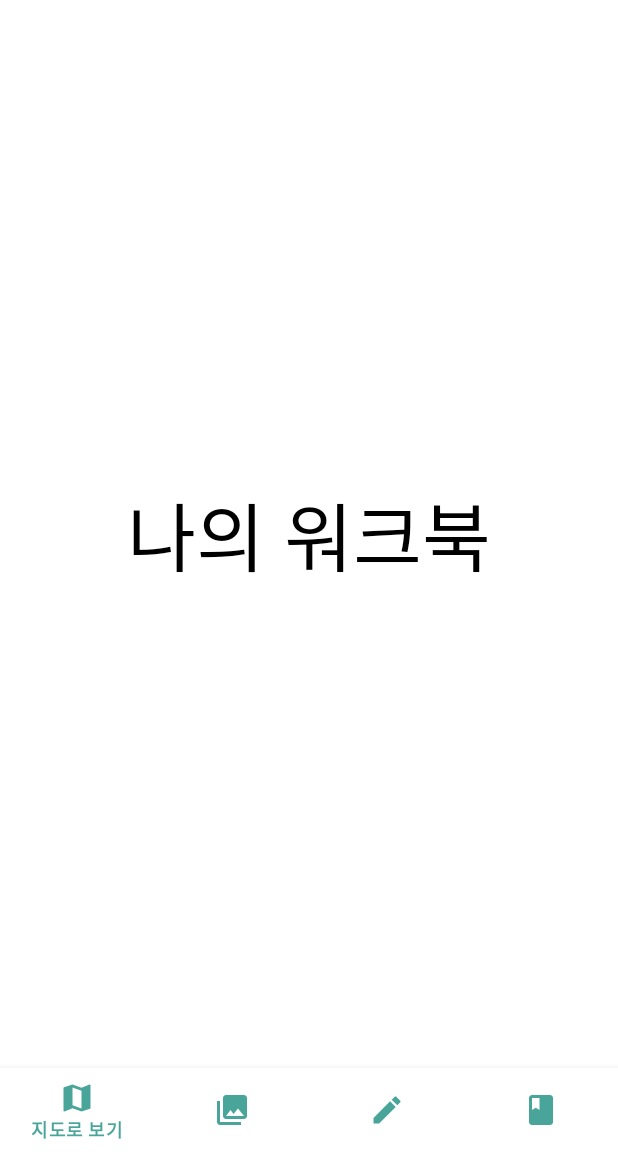
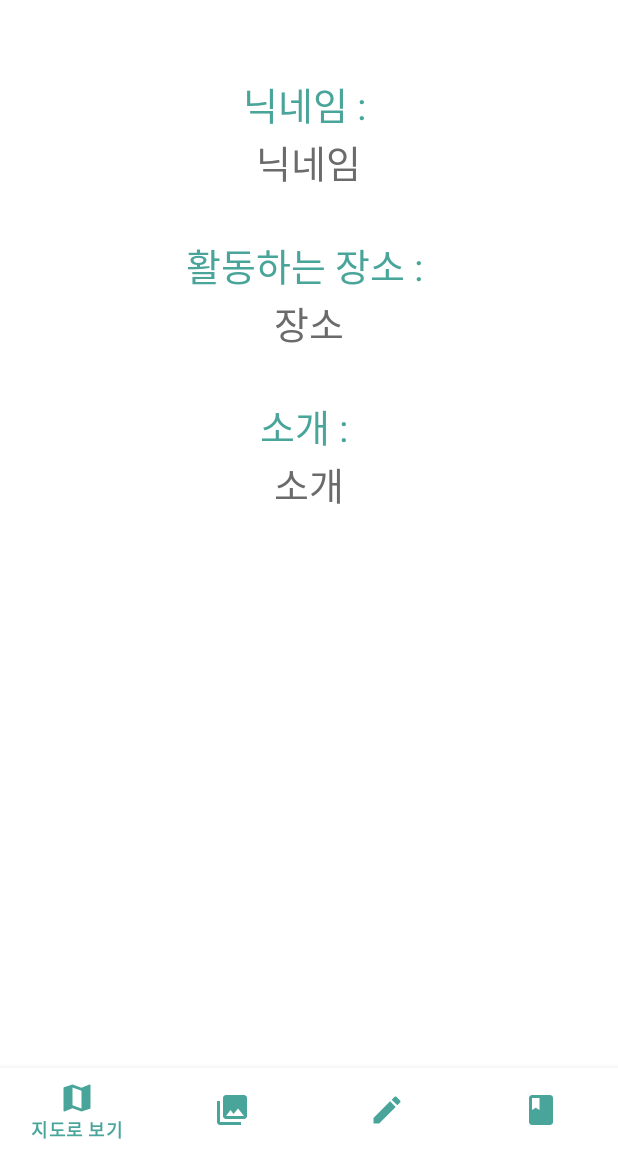
Before and after one commit to walkbook/walkbook-android, an Android app: the fragment ProfileFragment placed in its activity, on a phone screen of 412 x 824 dp, the part 84-1236 px from its top. Run offline under Robolectric (Android 15) with nearby library versions, the phone set to English and light mode, and no system bars; libraries missing offline, so code that uses them is left out: com.yanzhenjie.permission, net.daum.mf; 6 statements that could not run were skipped.

Commit message:
Get user info from sharedPreferences and show on Profile

```diff
--- a/app/src/main/java/com/example/walkbookandroid/ProfileFragment.java
+++ b/app/src/main/java/com/example/walkbookandroid/ProfileFragment.java
@@ -1,16 +1,41 @@
 package com.example.walkbookandroid;
 
+import android.app.Activity;
+import android.content.SharedPreferences;
 import android.os.Bundle;
 import android.view.LayoutInflater;
 import android.view.View;
 import android.view.ViewGroup;
+import android.widget.TextView;
 
 import androidx.annotation.NonNull;
 import androidx.annotation.Nullable;
 import androidx.fragment.app.Fragment;
 
 public class ProfileFragment extends Fragment {
+    MainActivity activity;
+
+    TextView nicknameTextView;
+    TextView locationTextView;
+    TextView introductionTextView;
+
     public View onCreateView(@NonNull LayoutInflater inflater, @Nullable ViewGroup container, @Nullable Bundle savedInstanceState) {
-        return inflater.inflate(R.layout.fragment_profile, container, false);
+        ViewGroup rootView = (ViewGroup) inflater.inflate(R.layout.fragment_profile, container, false);
+        activity = (MainActivity) container.getContext();
+
+        nicknameTextView = rootView.findViewById(R.id.nicknameTextView);
+        locationTextView = rootView.findViewById(R.id.locationTextView);
+        introductionTextView = rootView.findViewById(R.id.introductionTextView);
+
+        SharedPreferences pref = activity.getSharedPreferences("auth", Activity.MODE_PRIVATE);
+
+        if ((pref != null) && (pref.contains("token"))) {
+            String[] addrStr = pref.getString("location", "").split(" ");
+            nicknameTextView.setText(pref.getString("nickname", ""));
+            locationTextView.setText(addrStr[0] + " " + addrStr[1]);
+            introductionTextView.setText(pref.getString("introduction", ""));
+        }
+
+        return rootView;
     }
 }
--- a/app/src/main/res/layout/fragment_profile.xml
+++ b/app/src/main/res/layout/fragment_profile.xml
@@ -1,19 +1,62 @@
 <?xml version="1.0" encoding="utf-8"?>
 <androidx.constraintlayout.widget.ConstraintLayout xmlns:android="http://schemas.android.com/apk/res/android"
     xmlns:app="http://schemas.android.com/apk/res-auto"
+    xmlns:tools="http://schemas.android.com/tools"
     android:layout_width="match_parent"
     android:layout_height="match_parent">
 
-    <TextView
-        android:id="@+id/textView_map"
-        android:layout_width="wrap_content"
+    <LinearLayout
+        android:layout_width="match_parent"
         android:layout_height="wrap_content"
-        android:text="나의 워크북"
-        android:textSize="50dp"
-        android:textColor="@color/black"
-        app:layout_constraintBottom_toBottomOf="parent"
-        app:layout_constraintLeft_toLeftOf="parent"
-        app:layout_constraintRight_toRightOf="parent"
-        app:layout_constraintTop_toTopOf="parent" />
+        android:orientation="vertical"
+        android:gravity="center"
+        android:padding="50dp"
+        tools:ignore="MissingConstraints">
+
+        <TextView
+            android:layout_width="wrap_content"
+            android:layout_height="wrap_content"
+            android:text="닉네임 : "
+            android:textColor="@color/colorPrimaryDark"
+            android:textSize="25sp" />
+        <TextView
+            android:id="@+id/nicknameTextView"
+            android:layout_width="wrap_content"
+            android:layout_height="wrap_content"
+            android:text="닉네임"
+            android:textColor="@color/textColor"
+            android:textSize="25sp" />
+
+        <TextView
+            android:layout_width="wrap_content"
+            android:layout_height="wrap_content"
+            android:layout_marginTop="30dp"
+            android:text="활동하는 장소 : "
+            android:textColor="@color/colorPrimaryDark"
+            android:textSize="25sp" />
+        <TextView
+            android:id="@+id/locationTextView"
+            android:layout_width="wrap_content"
+            android:layout_height="wrap_content"
+            android:text="장소"
+            android:textColor="@color/textColor"
+            android:textSize="25sp" />
+
+        <TextView
+            android:layout_width="wrap_content"
+            android:layout_height="wrap_content"
+            android:layout_marginTop="30dp"
+            android:text="소개 : "
+            android:textColor="@color/colorPrimaryDark"
+            android:textSize="25sp" />
+        <TextView
+            android:id="@+id/introductionTextView"
+            android:layout_width="wrap_content"
+            android:layout_height="wrap_content"
+            android:text="소개"
+            android:textColor="@color/textColor"
+            android:textSize="25sp" />
+
+    </LinearLayout>
 
 </androidx.constraintlayout.widget.ConstraintLayout>
```
